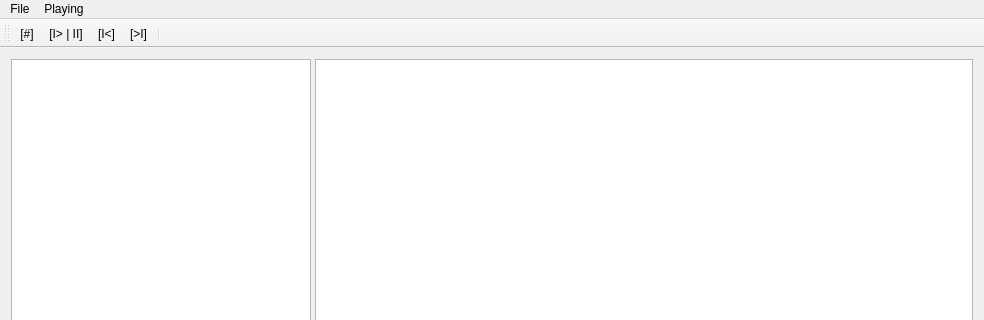
First picture: the form in mainwindow.ui, repository KirillDubinkin/Errorise, before the edit; both pictures show x 0 to 984 and y 0 to 320 of the 984 by 632 pixel window.
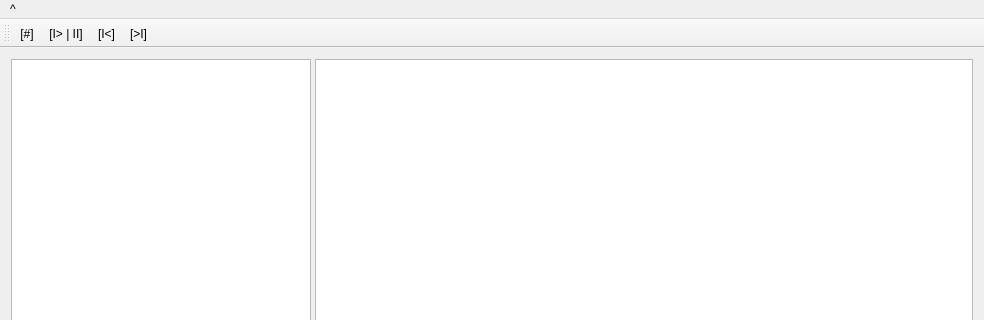
Second picture: the form after the edit.

Commit message: Toolbars built into the Menubar. Added volume control, fixed volume level at start playback.

```diff
--- a/mainwindow.ui
+++ b/mainwindow.ui
@@ -52,7 +52,11 @@
      <height>24</height>
     </rect>
    </property>
-   <widget class="QMenu" name="menuFile">
+   <widget class="QMenu" name="menuMenu">
+    <property name="title">
+     <string>^</string>
+    </property>
+    <widget class="QMenu" name="menuFile_2">
     <property name="title">
      <string>File</string>
     </property>
@@ -61,31 +65,22 @@
     <addaction name="actionClose"/>
     <addaction name="actionExit"/>
    </widget>
-   <widget class="QMenu" name="menuPlaying">
-    <property name="title">
-     <string>Playing</string>
-    </property>
-    <addaction name="actionPause"/>
-    <addaction name="actionStop"/>
-    <addaction name="separator"/>
-    <addaction name="actionPrevios"/>
-    <addaction name="actionNext"/>
+    <addaction name="menuFile_2"/>
+    <addaction name="actionPlaying"/>
    </widget>
-   <addaction name="menuFile"/>
-   <addaction name="menuPlaying"/>
+   <addaction name="menuMenu"/>
   </widget>
   <widget class="QToolBar" name="mainToolBar">
    <attribute name="toolBarArea">
     <enum>TopToolBarArea</enum>
    </attribute>
    <attribute name="toolBarBreak">
-    <bool>false</bool>
+    <bool>true</bool>
    </attribute>
    <addaction name="actionStop"/>
    <addaction name="actionPause"/>
    <addaction name="actionPrevios"/>
    <addaction name="actionNext"/>
-   <addaction name="separator"/>
   </widget>
   <widget class="QStatusBar" name="statusBar">
    <property name="enabled">
```
Left out of the diff: 5 changed lines with no effect on the pictures. Lines whose indentation alone changed are shown as unchanged. The commit also changes 4 other files.
